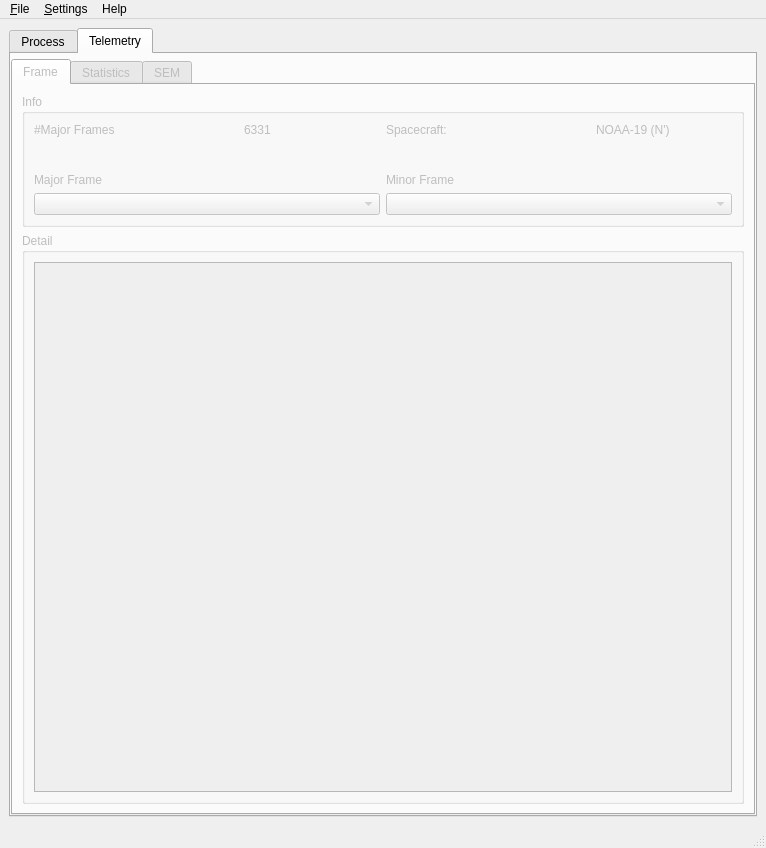
The window that src/gui/qtDesigner/Main.ui (Xeratec/NOAA-DSB) describes before a commit, drawn with Qt 5.
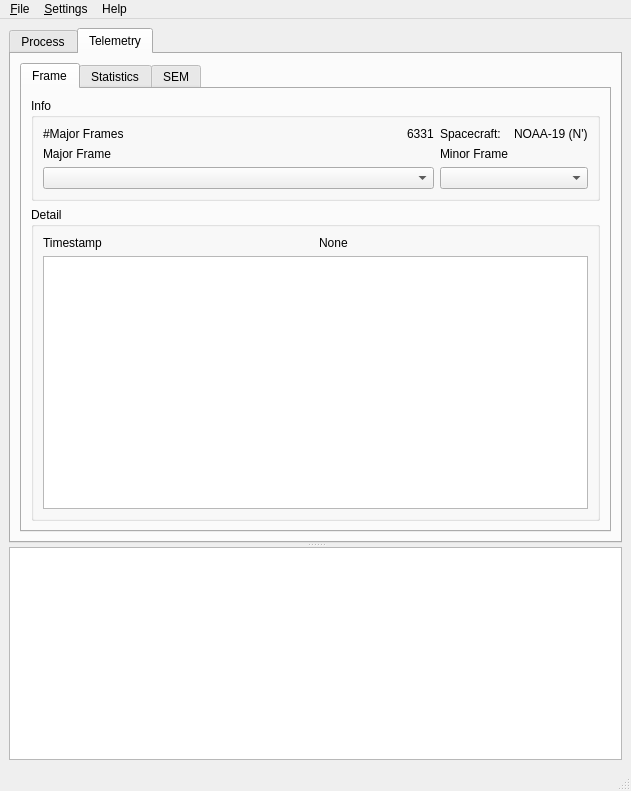
The same window after the commit. The open tabs and pages were chosen to show the change.

Commit message: Worked on MajorFrame, Telemetry and GUI * Improved major frame filtering and slicing * Worked on Telemetry tab in GUI

```diff
--- a/src/gui/qtDesigner/Main.ui
+++ b/src/gui/qtDesigner/Main.ui
@@ -6,8 +6,8 @@
    <rect>
     <x>0</x>
     <y>0</y>
-    <width>766</width>
-    <height>848</height>
+    <width>631</width>
+    <height>791</height>
    </rect>
   </property>
   <property name="windowTitle">
@@ -29,14 +29,18 @@
      <height>528</height>
     </size>
    </property>
-   <layout class="QGridLayout" name="gridLayout">
+   <layout class="QGridLayout" name="gridLayout_3">
     <item row="0" column="0">
+     <widget class="QSplitter" name="splitter">
+      <property name="orientation">
+       <enum>Qt::Vertical</enum>
+      </property>
      <widget class="QTabWidget" name="twCentral">
       <property name="enabled">
        <bool>true</bool>
       </property>
       <property name="currentIndex">
-       <number>0</number>
+        <number>1</number>
       </property>
       <property name="tabsClosable">
        <bool>false</bool>
@@ -59,13 +63,8 @@
        </attribute>
        <layout class="QGridLayout" name="gridLayout_2">
         <item row="0" column="0">
-         <widget class="QSplitter" name="processSpliter">
-          <property name="orientation">
-           <enum>Qt::Vertical</enum>
-          </property>
-          <widget class="QWidget" name="layoutWidget">
-           <layout class="QVBoxLayout" name="vlProcess">
-            <item>
+          <layout class="QGridLayout" name="gridLayout">
+           <item row="0" column="0">
              <widget class="QGroupBox" name="groupDemod">
               <property name="title">
                <string>Demodulator</string>
@@ -190,7 +189,7 @@
               </layout>
              </widget>
             </item>
-            <item>
+           <item row="1" column="0">
              <widget class="QGroupBox" name="groupDecode">
               <property name="title">
                <string>Decoder</string>
@@ -301,7 +300,7 @@
               </layout>
              </widget>
             </item>
-            <item>
+           <item row="2" column="0">
              <widget class="QGroupBox" name="groupAnalyze">
               <property name="title">
                <string>Analyzer</string>
@@ -407,45 +406,30 @@
                    </property>
                   </widget>
                  </item>
+                <item row="2" column="0" colspan="2">
+                 <widget class="QProgressBar" name="bpAnalyzer">
+                  <property name="value">
+                   <number>0</number>
+                  </property>
+                 </widget>
+                </item>
                 </layout>
                </item>
               </layout>
              </widget>
             </item>
            </layout>
-          </widget>
-          <widget class="QPlainTextEdit" name="tbProcess">
-           <property name="readOnly">
-            <bool>true</bool>
-           </property>
-           <property name="maximumBlockCount">
-            <number>500</number>
-           </property>
-          </widget>
-         </widget>
         </item>
        </layout>
       </widget>
       <widget class="QWidget" name="tabTelemetry">
        <property name="enabled">
-        <bool>false</bool>
+         <bool>true</bool>
        </property>
        <attribute name="title">
         <string>Telemetry</string>
        </attribute>
-       <layout class="QGridLayout" name="gridLayout_9">
-        <property name="leftMargin">
-         <number>0</number>
-        </property>
-        <property name="topMargin">
-         <number>5</number>
-        </property>
-        <property name="rightMargin">
-         <number>0</number>
-        </property>
-        <property name="bottomMargin">
-         <number>0</number>
-        </property>
+        <layout class="QGridLayout" name="gridLayout_4">
         <item row="0" column="0">
          <layout class="QVBoxLayout" name="vlTelemetry" stretch="0">
           <item>
@@ -463,21 +447,7 @@
                 <property name="title">
                  <string>Info</string>
                 </property>
-                <layout class="QGridLayout" name="gridLayout_10" rowstretch="0,0,0,0" columnstretch="3,2,3,2">
-                 <item row="0" column="3">
-                  <widget class="QLabel" name="lFrameSpacecraftID">
-                   <property name="text">
-                    <string>NOAA-19 (N')</string>
-                   </property>
-                  </widget>
-                 </item>
-                 <item row="0" column="0">
-                  <widget class="QLabel" name="lFrameMajorFrame">
-                   <property name="text">
-                    <string>#Major Frames</string>
-                   </property>
-                  </widget>
-                 </item>
+                 <layout class="QGridLayout" name="gridLayout_10" rowstretch="0,0,0,0,0,0" columnstretch="3,0,0,0">
                  <item row="2" column="0">
                   <widget class="QLabel" name="lFrameMajorFrame_2">
                    <property name="text">
@@ -485,36 +455,6 @@
                    </property>
                   </widget>
                  </item>
-                 <item row="0" column="2">
-                  <widget class="QLabel" name="lFrameSpacecraft">
-                   <property name="text">
-                    <string>Spacecraft:</string>
-                   </property>
-                  </widget>
-                 </item>
-                 <item row="0" column="1">
-                  <widget class="QLabel" name="lFrameMajorFrameNum">
-                   <property name="text">
-                    <string>6331</string>
-                   </property>
-                  </widget>
-                 </item>
-                 <item row="1" column="0" colspan="4">
-                  <spacer name="vsFrame">
-                   <property name="orientation">
-                    <enum>Qt::Vertical</enum>
-                   </property>
-                   <property name="sizeType">
-                    <enum>QSizePolicy::Fixed</enum>
-                   </property>
-                   <property name="sizeHint" stdset="0">
-                    <size>
-                     <width>10</width>
-                     <height>30</height>
-                    </size>
-                   </property>
-                  </spacer>
-                 </item>
                  <item row="2" column="2">
                   <widget class="QLabel" name="lFrameMinorFrame">
                    <property name="text">
@@ -522,11 +462,39 @@
                    </property>
                   </widget>
                  </item>
+                  <item row="0" column="2">
+                   <widget class="QLabel" name="lFrameSpacecraft">
+                    <property name="text">
+                     <string>Spacecraft:</string>
+                    </property>
+                   </widget>
+                  </item>
+                  <item row="3" column="0" colspan="2">
+                   <widget class="QComboBox" name="cbFrameMajorFrame"/>
+                  </item>
+                  <item row="0" column="0">
+                   <widget class="QLabel" name="lFrameMajorFrame">
+                    <property name="text">
+                     <string>#Major Frames</string>
+                    </property>
+                   </widget>
+                  </item>
+                  <item row="0" column="3">
+                   <widget class="QLabel" name="lFrameSpacecraftID">
+                    <property name="text">
+                     <string>NOAA-19 (N')</string>
+                    </property>
+                   </widget>
+                  </item>
                  <item row="3" column="2" colspan="2">
                   <widget class="QComboBox" name="cbFrameMinorFrame"/>
                  </item>
-                 <item row="3" column="0" colspan="2">
-                  <widget class="QComboBox" name="cbFrameMajorFrame"/>
+                  <item row="0" column="1">
+                   <widget class="QLabel" name="lFrameMajorFrameNum">
+                    <property name="text">
+                     <string>6331</string>
+                    </property>
+                   </widget>
                  </item>
                 </layout>
                </widget>
@@ -536,8 +504,22 @@
                 <property name="title">
                  <string>Detail</string>
                 </property>
-                <layout class="QVBoxLayout" name="verticalLayout_5">
-                 <item>
+                 <layout class="QGridLayout" name="gridLayout_5">
+                  <item row="0" column="0">
+                   <widget class="QLabel" name="lFrameTimestampText">
+                    <property name="text">
+                     <string>Timestamp</string>
+                    </property>
+                   </widget>
+                  </item>
+                  <item row="0" column="1">
+                   <widget class="QLabel" name="lFrameTimestamp">
+                    <property name="text">
+                     <string>None</string>
+                    </property>
+                   </widget>
+                  </item>
+                  <item row="3" column="0" colspan="2">
                   <widget class="QTableView" name="tvFrameDetail"/>
                  </item>
                 </layout>
@@ -572,6 +554,15 @@
        </layout>
       </widget>
      </widget>
+      <widget class="QPlainTextEdit" name="tbProcess">
+       <property name="readOnly">
+        <bool>true</bool>
+       </property>
+       <property name="maximumBlockCount">
+        <number>500</number>
+       </property>
+      </widget>
+     </widget>
     </item>
    </layout>
   </widget>
@@ -580,7 +571,7 @@
     <rect>
      <x>0</x>
      <y>0</y>
-     <width>766</width>
+     <width>631</width>
      <height>24</height>
     </rect>
    </property>
```
Left out of the diff: 85 changed lines with no effect on the pictures. Lines whose indentation alone changed are shown as unchanged. The commit also changes 14 other files.
